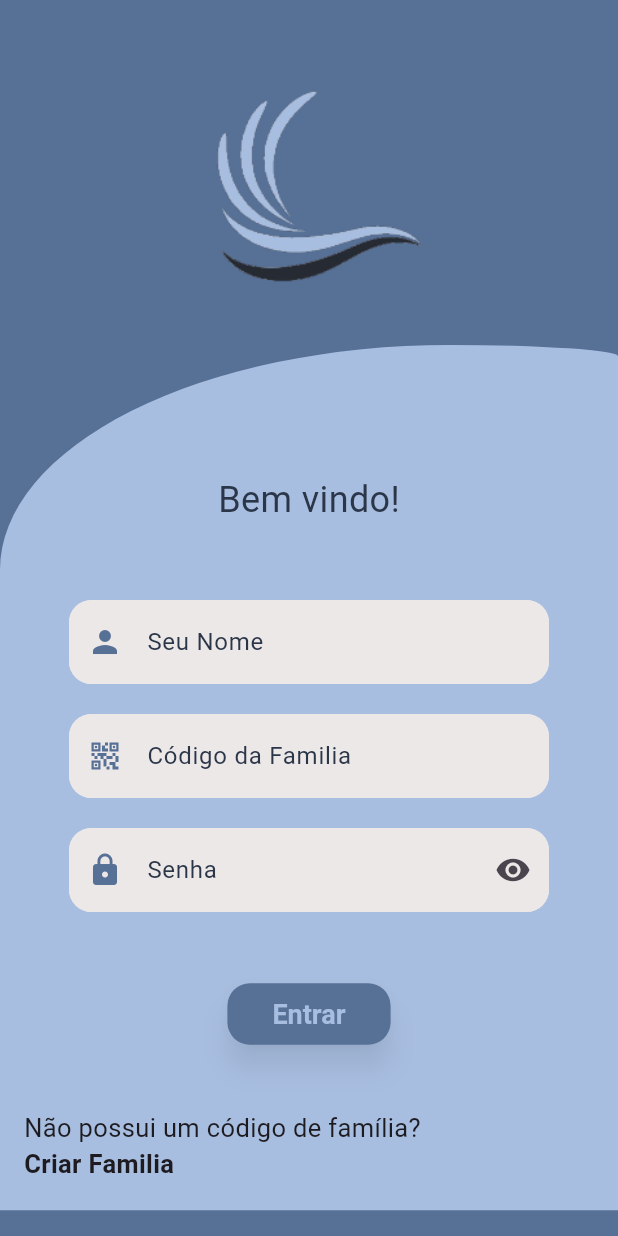
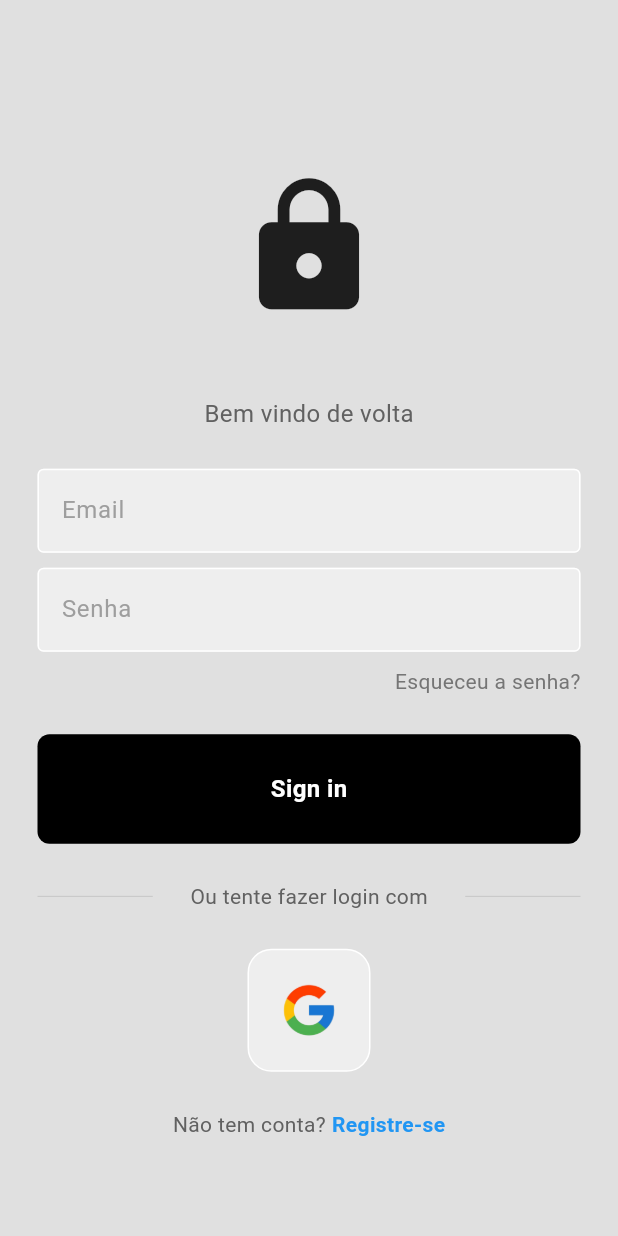
Before and after one commit to NicolasKLange/App-Family-Home, a Flutter app: the screen it shows after launch, on a phone screen of 412 x 824 dp. Run offline on Flutter 3.47's test engine with Material 3 defaults, Android fonts, the light colour scheme and no system bars; our stand-ins replace flutter_spinkit.

Commit message:
tela de login

```diff
--- /dev/null
+++ b/lib/assets/components/button.dart
@@ -0,0 +1,31 @@
+import 'package:flutter/material.dart';
+
+class Buttons extends StatelessWidget {
+
+  final Function()? onTap;
+
+  const Buttons({super.key, required this.onTap});
+
+  @override
+  Widget build(BuildContext context) {
+    return GestureDetector(
+      onTap: onTap,
+      child: Container(
+        padding: const EdgeInsets.all(25),
+        margin: const EdgeInsets.symmetric(horizontal: 25),
+        decoration: BoxDecoration(
+            color: Colors.black, borderRadius: BorderRadius.circular(8)),
+        child: const Center(
+          child: Text(
+            "Sign in",
+            style: TextStyle(
+              color: Colors.white,
+              fontWeight: FontWeight.bold,
+              fontSize: 16,
+            ),
+          ),
+        ),
+      ),
+    );
+  }
+}
--- /dev/null
+++ b/lib/assets/components/squareTile.dart
@@ -0,0 +1,22 @@
+import 'package:flutter/material.dart';
+
+class SquareTile extends StatelessWidget {
+  final String imagePath;
+  const SquareTile({super.key, required this.imagePath});
+
+  @override
+  Widget build(BuildContext context) {
+    return Container(
+      padding: EdgeInsets.all(20),
+      decoration: BoxDecoration(
+        border: Border.all(color: Colors.white),
+        borderRadius: BorderRadius.circular(16),
+        color: Colors.grey[200],
+      ),
+      child: Image.asset(
+        imagePath,
+        height: 40,
+      ),
+    );
+  }
+}
--- /dev/null
+++ b/lib/assets/components/textFields.dart
@@ -0,0 +1,41 @@
+import 'package:flutter/material.dart';
+
+class Textfields extends StatelessWidget {
+  final controller;
+  final String hintText;
+  final bool obscureText;
+
+  const Textfields({
+    super.key,
+    required this.controller,
+    required this.hintText,
+    required this.obscureText,
+  });
+
+  @override
+  Widget build(BuildContext context) {
+    return Padding(
+      padding: const EdgeInsets.symmetric(horizontal: 25.0),
+      child: TextField(
+        //Controller para acessar as informações
+        controller: controller,
+        obscureText: obscureText,
+        //Decoração do TextField
+        decoration: InputDecoration(
+          enabledBorder: const OutlineInputBorder(
+            borderSide: BorderSide(color: Colors.white),
+          ),
+          //Quando clicar muda cor da borda
+          focusedBorder: OutlineInputBorder(
+              borderSide: BorderSide(color: Colors.grey.shade400)),
+          //Cor de fundo do TextField
+          fillColor: Colors.grey.shade200,
+          filled: true,
+          //Texto de dica dentro da caixa de texto
+          hintText: hintText,
+          hintStyle: TextStyle(color: Colors.grey[500]),
+        ),
+      ),
+    );
+  }
+}
--- /dev/null
+++ b/lib/login_page.dart
@@ -0,0 +1,156 @@
+import 'package:family_home/assets/components/squareTile.dart';
+import 'package:flutter/material.dart';
+import './assets/components/textFields.dart';
+import 'assets/components/button.dart';
+
+class LoginPage extends StatelessWidget {
+  LoginPage({super.key});
+
+  //controlador de edição de texto
+  final usernameController = TextEditingController();
+  final passwordController = TextEditingController();
+
+  //Método sign in usuário
+  void signUserIn() {}
+
+  @override
+  Widget build(BuildContext context) {
+    return Scaffold(
+      backgroundColor: Colors.grey[300],
+      body: SafeArea(
+        child: Center(
+          child: Column(
+            //Alinhar ao centro da página
+            mainAxisAlignment: MainAxisAlignment.center,
+            children: [
+              const SizedBox(height: 50),
+              //Icon principal
+              const Icon(
+                Icons.lock,
+                size: 100,
+              ),
+              const SizedBox(
+                height: 50,
+              ),
+              //Texto de boas vindas
+              Text(
+                "Bem vindo de volta",
+                style: TextStyle(color: Colors.grey[700], fontSize: 16),
+              ),
+              const SizedBox(
+                height: 25,
+              ),
+              //TextFields para email
+              Textfields(
+                controller: usernameController,
+                hintText: "Email",
+                obscureText: false,
+              ),
+              const SizedBox(
+                height: 10,
+              ),
+              //TextFields para senha
+              Textfields(
+                controller: passwordController,
+                hintText: "Senha",
+                obscureText: true,
+              ),
+              const SizedBox(
+                height: 10,
+              ),
+              //Esqueceu a senha
+              Padding(
+                //Deixar com margem do lado
+                padding: const EdgeInsets.symmetric(horizontal: 25.0),
+                child: Row(
+                  //Desixar no fim da linha
+                  mainAxisAlignment: MainAxisAlignment.end,
+                  children: [
+                    Text(
+                      "Esqueceu a senha?",
+                      style: TextStyle(color: Colors.grey[600]),
+                    ),
+                  ],
+                ),
+              ),
+              const SizedBox(
+                height: 25,
+              ),
+              //Sign in button
+              Buttons(
+                onTap: signUserIn,
+              ),
+              const SizedBox(
+                height: 25,
+              ),
+              //Divisor (linha para separar)
+              Padding(
+                padding: const EdgeInsets.symmetric(horizontal: 25.0),
+                child: Row(
+                  children: [
+                    Expanded(
+                      child: Divider(
+                        thickness: 0.5,
+                        color: Colors.grey[400],
+                      ),
+                    ),
+                    //Texto entre os divisores
+                    Padding(
+                      padding: const EdgeInsets.symmetric(horizontal: 25.0),
+                      child: Text(
+                        "Ou tente fazer login com",
+                        style: TextStyle(
+                          color: Colors.grey[700],
+                        ),
+                      ),
+                    ),
+
+                    Expanded(
+                      child: Divider(
+                        thickness: 0.5,
+                        color: Colors.grey[400],
+                      ),
+                    ),
+                  ],
+                ),
+              ),
+              const SizedBox(
+                height: 25,
+              ),
+              //SignIn com google
+              const Row(
+                mainAxisAlignment: MainAxisAlignment.center,
+                children: [
+                  SquareTile(
+                      imagePath:
+                          'lib/assets/images/signInGoogle-removebg-preview.png'),
+                ],
+              ),
+              const SizedBox(
+                height: 25,
+              ),
+              //Não possui conta? Registre-se
+              Row(
+                mainAxisAlignment: MainAxisAlignment.center,
+                children: [
+                  Text(
+                    "Não tem conta?",
+                    style: TextStyle(
+                      color: Colors.grey[700],
+                    ),
+                  ),
+                  const SizedBox(width: 4),
+                  const Text(
+                    "Registre-se",
+                    style: TextStyle(
+                        color: Colors.blue, fontWeight: FontWeight.bold),
+                  ),
+                ],
+              )
+            ],
+          ),
+        ),
+      ),
+    );
+  }
+}
--- a/lib/main.dart
+++ b/lib/main.dart
@@ -1,3 +1,4 @@
+import 'package:family_home/login_page.dart';
 import 'package:flutter/material.dart';
 import 'package:flutter_spinkit/flutter_spinkit.dart';
 import 'package:flutter_localizations/flutter_localizations.dart';
@@ -61,6 +62,7 @@ class MyApp extends StatelessWidget {
         '/pharmacyScreen': (context) => const PharmacyScreen(),
         '/schoolScreen': (context) => const SchoolScreen(),
         '/othersScreen': (context) => const OthersScreen(),
+        '/login_page': (context) =>  LoginPage(),
       },
     );
   }
@@ -82,7 +84,7 @@ class _SplashScreenState extends State<SplashScreen> {
     // INICIA TEMPORIZADOR DE 2 SEGUNDOS PARA ABRIR O APP
     Future.delayed(const Duration(seconds: 2), () {
       // APÓS OS 2 SEGUNDOS, REDIRECIONA PARA A TELA DE LOGIN
-      Navigator.pushReplacementNamed(context, '/loginScreen');
+      Navigator.pushReplacementNamed(context, '/login_page');
     });
   }
 
--- a/pubspec.yaml
+++ b/pubspec.yaml
@@ -31,4 +31,4 @@ flutter:
 
   assets:
     - lib/assets/icons/logo.png
-    - lib/assets/backgrouds/Mercado.jpg
+    - lib/assets/images/signInGoogle-removebg-preview.png
```
Also changed, not shown: lib/assets/backgrouds/Mercado.jpg (deleted), lib/assets/images/signInGoogle-removebg-preview.png (added).
